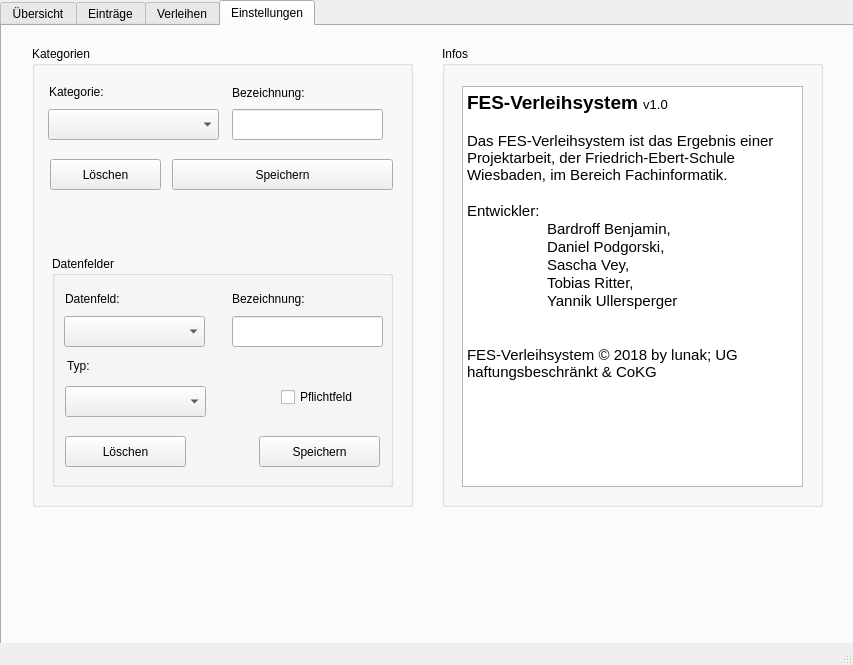
Before: the Qt Designer form mainwindow.ui in Psycl0p7/Projekt-2-Verleihsoftware, drawn with Qt 5.
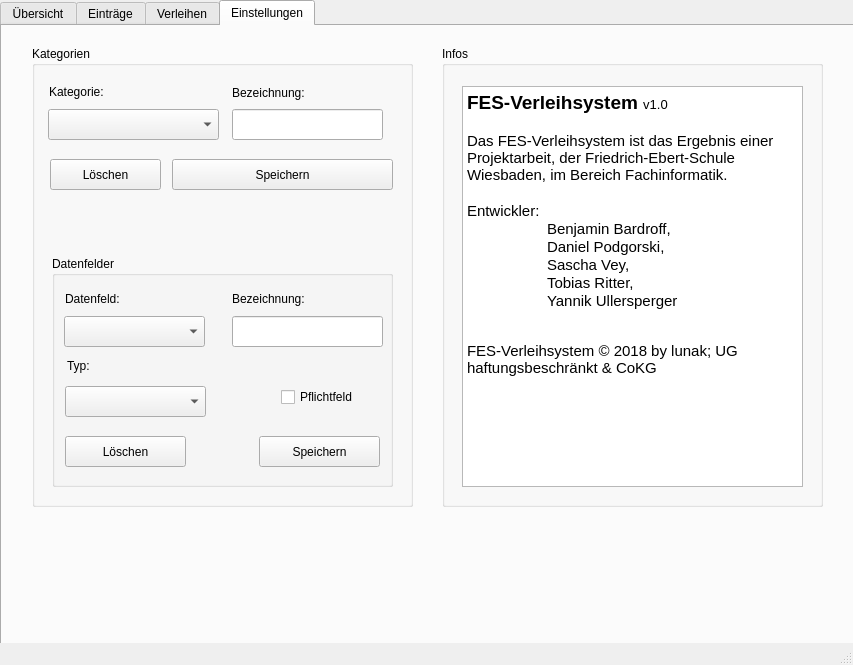
After: the same form once the commit is applied. The open tabs and pages were chosen to show the change.

```diff
--- a/mainwindow.ui
+++ b/mainwindow.ui
@@ -1294,12 +1294,12 @@
 &lt;p style=&quot; margin-top:0px; margin-bottom:0px; margin-left:0px; margin-right:0px; -qt-block-indent:0; text-indent:0px;&quot;&gt;&lt;span style=&quot; font-family:'Ubuntu'; font-size:11pt;&quot;&gt;Das FES-Verleihsystem ist das Ergebnis einer Projektarbeit, der Friedrich-Ebert-Schule Wiesbaden, im Bereich Fachinformatik.&lt;/span&gt;&lt;/p&gt;
 &lt;p style=&quot;-qt-paragraph-type:empty; margin-top:0px; margin-bottom:0px; margin-left:0px; margin-right:0px; -qt-block-indent:0; text-indent:0px; font-family:'Ubuntu'; font-size:11pt;&quot;&gt;&lt;br /&gt;&lt;/p&gt;
 &lt;p style=&quot; margin-top:0px; margin-bottom:0px; margin-left:0px; margin-right:0px; -qt-block-indent:0; text-indent:0px;&quot;&gt;&lt;span style=&quot; font-family:'Ubuntu'; font-size:11pt;&quot;&gt;Entwickler:&lt;/span&gt;&lt;/p&gt;
-&lt;p style=&quot; margin-top:0px; margin-bottom:0px; margin-left:0px; margin-right:0px; -qt-block-indent:0; text-indent:0px;&quot;&gt;&lt;span style=&quot; font-family:'Ubuntu'; font-size:11pt;&quot;&gt;	Bardroff Benjamin,&lt;/span&gt;&lt;/p&gt;
+&lt;p style=&quot; margin-top:0px; margin-bottom:0px; margin-left:0px; margin-right:0px; -qt-block-indent:0; text-indent:0px;&quot;&gt;&lt;span style=&quot; font-family:'Ubuntu'; font-size:11pt;&quot;&gt;	Benjamin Bardroff,&lt;/span&gt;&lt;/p&gt;
 &lt;p style=&quot; margin-top:0px; margin-bottom:0px; margin-left:0px; margin-right:0px; -qt-block-indent:0; text-indent:0px;&quot;&gt;&lt;span style=&quot; font-family:'Ubuntu'; font-size:11pt;&quot;&gt;	Daniel Podgorski,&lt;/span&gt;&lt;/p&gt;
 &lt;p style=&quot; margin-top:0px; margin-bottom:0px; margin-left:0px; margin-right:0px; -qt-block-indent:0; text-indent:0px;&quot;&gt;&lt;span style=&quot; font-family:'Ubuntu'; font-size:11pt;&quot;&gt;	Sascha Vey,&lt;/span&gt;&lt;/p&gt;
 &lt;p style=&quot; margin-top:0px; margin-bottom:0px; margin-left:0px; margin-right:0px; -qt-block-indent:0; text-indent:0px;&quot;&gt;&lt;span style=&quot; font-family:'Ubuntu'; font-size:11pt;&quot;&gt;	Tobias Ritter,&lt;/span&gt;&lt;/p&gt;
 &lt;p style=&quot; margin-top:0px; margin-bottom:0px; margin-left:0px; margin-right:0px; -qt-block-indent:0; text-indent:0px;&quot;&gt;&lt;span style=&quot; font-family:'Ubuntu'; font-size:11pt;&quot;&gt;	Yannik Ullersperger&lt;/span&gt;&lt;/p&gt;
-&lt;p style=&quot; margin-top:0px; margin-bottom:0px; margin-left:0px; margin-right:0px; -qt-block-indent:0; text-indent:0px;&quot;&gt;&lt;span style=&quot; font-family:'Ubuntu'; font-size:11pt;&quot;&gt;	&lt;/span&gt;&lt;/p&gt;
+&lt;p style=&quot;-qt-paragraph-type:empty; margin-top:0px; margin-bottom:0px; margin-left:0px; margin-right:0px; -qt-block-indent:0; text-indent:0px;&quot;&gt;&lt;br /&gt;&lt;/p&gt;
 &lt;p style=&quot;-qt-paragraph-type:empty; margin-top:0px; margin-bottom:0px; margin-left:0px; margin-right:0px; -qt-block-indent:0; text-indent:0px; font-family:'Ubuntu'; font-size:11pt;&quot;&gt;&lt;br /&gt;&lt;/p&gt;
 &lt;p style=&quot; margin-top:0px; margin-bottom:0px; margin-left:0px; margin-right:0px; -qt-block-indent:0; text-indent:0px;&quot;&gt;&lt;span style=&quot; font-family:'Ubuntu'; font-size:11pt;&quot;&gt;FES-Verleihsystem © 2018 by lunak; UG haftungsbeschränkt &amp;amp; CoKG&lt;/span&gt;&lt;/p&gt;&lt;/body&gt;&lt;/html&gt;</string>
        </property>
```
Left out of the diff: 4 changed lines with no effect on the pictures.
